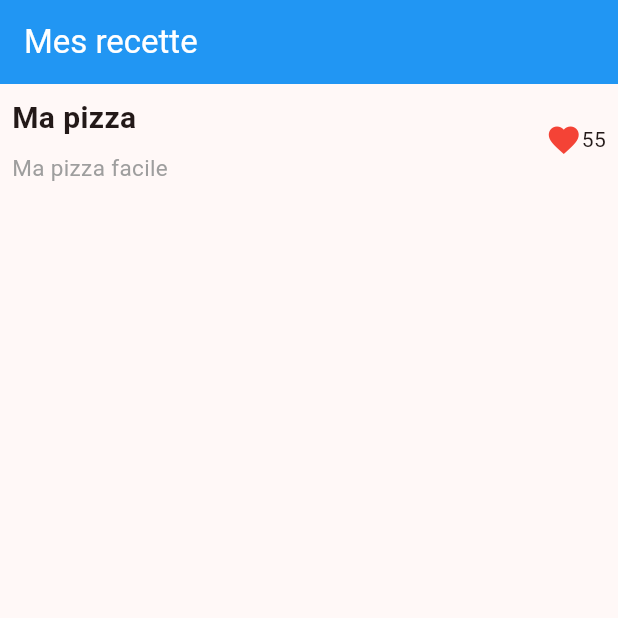
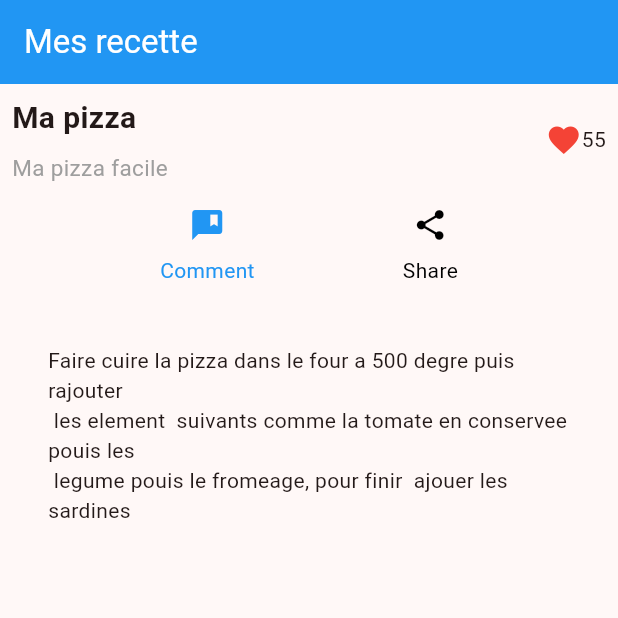
Before and after one commit to FinoanaRandria/Recette_APP_flutter, a Flutter app: the screen it shows after launch, on a phone screen of 412 x 824 dp, the top half of it. Run offline on Flutter 3.47's test engine with Material 2 defaults, Android fonts, the phone set to English and light mode, and no system bars.

Commit message:
exo row et column

```diff
--- a/lib/main.dart
+++ b/lib/main.dart
@@ -5,6 +5,14 @@ void main() {
 }
 
 class MyApp extends StatelessWidget {
+
+
+   MyApp({super.key});
+
+  // This widget is the root of your application.
+  @override
+  Widget build(BuildContext context) {
+
   Widget titleSection = Container(
     margin: const EdgeInsets.all(8),
     child: Row(
@@ -35,11 +43,24 @@ class MyApp extends StatelessWidget {
     ),
   );
 
-   MyApp({super.key});
 
-  // This widget is the root of your application.
-  @override
-  Widget build(BuildContext context) {
+  Widget buttonSection = Container(
+                 padding: EdgeInsets.all(8),
+                child:Row(
+                  mainAxisAlignment: MainAxisAlignment.spaceEvenly,
+                  children: [
+                    _buildBottomColmun(Colors.blue,Icons.comment_bank, "Comment"),
+                    _buildBottomColmun(Colors.black,Icons.share, "Share")
+                  ],
+              ),
+              );
+
+  Widget descriptionSection = Container(
+       padding: EdgeInsets.all(32),
+      child: Text("Faire cuire la pizza dans le four a 500 degre puis rajouter \n les element  suivants comme la tomate en conservee pouis les   \n legume pouis le fromeage, pour finir  ajouer les sardines"
+      , softWrap: true,),
+  );
+
     return MaterialApp(
       title: 'Flutter Demo',
       theme: ThemeData(
@@ -75,8 +96,34 @@ class MyApp extends StatelessWidget {
             ),
           ),
           body: Column(
-            children: [titleSection],
+            children: [
+
+              titleSection,
+              buttonSection,
+              descriptionSection
+
+              ],
           )),
     );
   }
+
+
+ Column _buildBottomColmun( Color color, IconData icon,String lablel){
+    return Column(
+       mainAxisAlignment: MainAxisAlignment.center, //centrer les elements
+      children: [
+             Container(
+              padding: const EdgeInsets.only(bottom: 8),
+              child:Icon(icon, color: color),
+             ),
+
+            Text(lablel, style: TextStyle(
+               fontSize: 14,
+               fontWeight: FontWeight.w400,
+               color: color
+            ),)
+
+    ],);
+ }
+
 }
```
